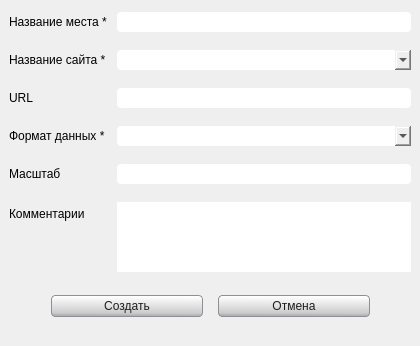
First picture: the form in view/NewDockWidget.ui, repository AnyaIliyina/geo, before the edit.
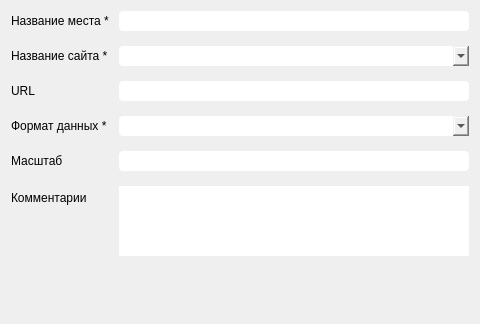
Second picture: the form after the edit. Icons and pictures are not drawn.

What changed in the file:
```diff
--- a/view/NewDockWidget.ui
+++ b/view/NewDockWidget.ui
@@ -1,48 +1,18 @@
 <?xml version="1.0" encoding="UTF-8"?>
 <ui version="4.0">
- <class>NewDockWidget</class>
- <widget class="QDockWidget" name="NewDockWidget">
+ <class>NewRecord</class>
+ <widget class="QWidget" name="NewRecord">
   <property name="geometry">
    <rect>
     <x>0</x>
     <y>0</y>
-    <width>420</width>
-    <height>346</height>
+    <width>480</width>
+    <height>324</height>
    </rect>
   </property>
-  <property name="sizePolicy">
-   <sizepolicy hsizetype="Minimum" vsizetype="Minimum">
-    <horstretch>0</horstretch>
-    <verstretch>0</verstretch>
-   </sizepolicy>
-  </property>
-  <property name="minimumSize">
-   <size>
-    <width>420</width>
-    <height>346</height>
-   </size>
-  </property>
-  <property name="maximumSize">
-   <size>
-    <width>420</width>
-    <height>400</height>
-   </size>
-  </property>
-  <property name="font">
-   <font>
-    <pointsize>9</pointsize>
-   </font>
-  </property>
   <property name="windowTitle">
    <string>Новая запись</string>
   </property>
-  <widget class="QWidget" name="dockWidgetContents">
-   <property name="maximumSize">
-    <size>
-     <width>420</width>
-     <height>400</height>
-    </size>
-   </property>
    <layout class="QGridLayout" name="gridLayout">
     <item row="0" column="0">
      <layout class="QFormLayout" name="formLayout">
@@ -235,10 +205,10 @@
       </item>
      </layout>
     </item>
-    <item row="2" column="0">
+   <item row="1" column="0">
      <layout class="QHBoxLayout" name="horizontalLayout">
       <property name="spacing">
-       <number>15</number>
+      <number>30</number>
       </property>
       <item>
        <spacer name="horizontalSpacer">
@@ -262,24 +232,26 @@
         </property>
         <property name="styleSheet">
          <string notr="true">QPushButton{
-background-color:qlineargradient(spread:reflect, x1:0.0225989, y1:0.023, x2:0, y2:1, stop:0 rgba(255, 255, 255, 255), stop:0.813559 rgba(204, 204, 204, 255), stop:1 rgba(162, 162, 184, 255));
-font: 9pt ;
-	border-color: rgb(144, 144, 144);
-	
-	color: rgb(30, 30, 30);
-border-width: 1px;
-border-radius:4;
-border-style:solid;
+border:0px
 
-min-width:150px;
-max-width:150px;
-min-height:20px;
-max-height:20px;
 }
 </string>
         </property>
         <property name="text">
-         <string>Создать</string>
+        <string/>
+       </property>
+       <property name="icon">
+        <iconset resource="icons/ViewWindowRes.qrc">
+         <normaloff>:/check.png</normaloff>:/check.png</iconset>
+       </property>
+       <property name="iconSize">
+        <size>
+         <width>30</width>
+         <height>30</height>
+        </size>
+       </property>
+       <property name="flat">
+        <bool>true</bool>
         </property>
        </widget>
       </item>
@@ -292,24 +264,23 @@
         </property>
         <property name="styleSheet">
          <string notr="true">QPushButton{
-background-color:qlineargradient(spread:reflect, x1:0.0225989, y1:0.023, x2:0, y2:1, stop:0 rgba(255, 255, 255, 255), stop:0.813559 rgba(204, 204, 204, 255), stop:1 rgba(162, 162, 184, 255));
-font: 9pt ;
-	border-color: rgb(144, 144, 144);
-	
-	color: rgb(30, 30, 30);
-border-width: 1px;
-border-radius:4;
-border-style:solid;
-
-min-width:150px;
-max-width:150px;
-min-height:20px;
-max-height:20px;
-}
-</string>
+border:0px}</string>
         </property>
         <property name="text">
-         <string>Отмена</string>
+        <string/>
+       </property>
+       <property name="icon">
+        <iconset resource="icons/ViewWindowRes.qrc">
+         <normaloff>:/close.png</normaloff>:/close.png</iconset>
+       </property>
+       <property name="iconSize">
+        <size>
+         <width>30</width>
+         <height>30</height>
+        </size>
+       </property>
+       <property name="flat">
+        <bool>true</bool>
         </property>
        </widget>
       </item>
@@ -328,7 +299,7 @@
       </item>
      </layout>
     </item>
-    <item row="3" column="0">
+   <item row="2" column="0">
      <widget class="QLabel" name="lineError">
       <property name="font">
        <font>
@@ -342,8 +313,9 @@
     </item>
    </layout>
   </widget>
- </widget>
- <resources/>
+ <resources>
+  <include location="icons/ViewWindowRes.qrc"/>
+ </resources>
  <connections>
   <connection>
    <sender>btnCancel</sender>
```
Left out of the diff: 10 changed lines with no effect on the pictures. Lines whose indentation alone changed are shown as unchanged.
